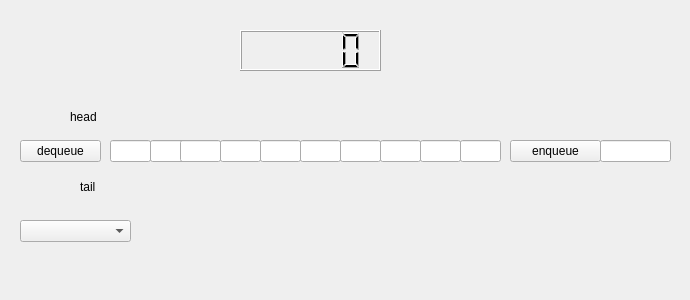
Qt form queuewindow.ui (selesdepselesnul/dss) before a commit.
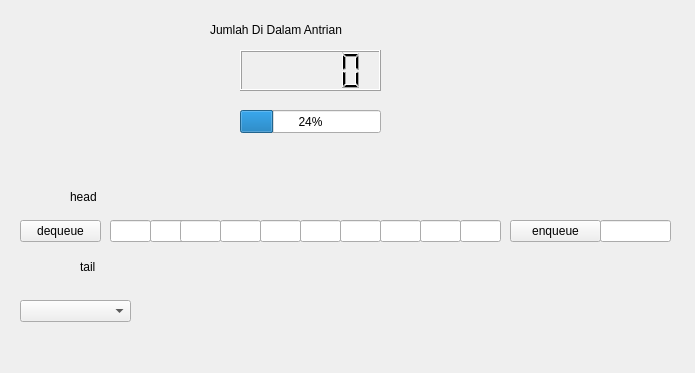
The same form after that commit.

```diff
--- a/queuewindow.ui
+++ b/queuewindow.ui
@@ -6,8 +6,8 @@
    <rect>
     <x>0</x>
     <y>0</y>
-    <width>690</width>
-    <height>300</height>
+    <width>695</width>
+    <height>373</height>
    </rect>
   </property>
   <property name="windowTitle">
@@ -17,7 +17,7 @@
    <property name="geometry">
     <rect>
      <x>20</x>
-     <y>140</y>
+     <y>220</y>
      <width>81</width>
      <height>22</height>
     </rect>
@@ -30,7 +30,7 @@
    <property name="geometry">
     <rect>
      <x>510</x>
-     <y>140</y>
+     <y>220</y>
      <width>91</width>
      <height>22</height>
     </rect>
@@ -43,7 +43,7 @@
    <property name="geometry">
     <rect>
      <x>110</x>
-     <y>140</y>
+     <y>220</y>
      <width>41</width>
      <height>22</height>
     </rect>
@@ -53,7 +53,7 @@
    <property name="geometry">
     <rect>
      <x>150</x>
-     <y>140</y>
+     <y>220</y>
      <width>41</width>
      <height>22</height>
     </rect>
@@ -63,7 +63,7 @@
    <property name="geometry">
     <rect>
      <x>180</x>
-     <y>140</y>
+     <y>220</y>
      <width>41</width>
      <height>22</height>
     </rect>
@@ -73,7 +73,7 @@
    <property name="geometry">
     <rect>
      <x>220</x>
-     <y>140</y>
+     <y>220</y>
      <width>41</width>
      <height>22</height>
     </rect>
@@ -83,7 +83,7 @@
    <property name="geometry">
     <rect>
      <x>260</x>
-     <y>140</y>
+     <y>220</y>
      <width>41</width>
      <height>22</height>
     </rect>
@@ -93,7 +93,7 @@
    <property name="geometry">
     <rect>
      <x>300</x>
-     <y>140</y>
+     <y>220</y>
      <width>41</width>
      <height>22</height>
     </rect>
@@ -103,7 +103,7 @@
    <property name="geometry">
     <rect>
      <x>340</x>
-     <y>140</y>
+     <y>220</y>
      <width>41</width>
      <height>22</height>
     </rect>
@@ -113,7 +113,7 @@
    <property name="geometry">
     <rect>
      <x>380</x>
-     <y>140</y>
+     <y>220</y>
      <width>41</width>
      <height>22</height>
     </rect>
@@ -123,7 +123,7 @@
    <property name="geometry">
     <rect>
      <x>420</x>
-     <y>140</y>
+     <y>220</y>
      <width>41</width>
      <height>22</height>
     </rect>
@@ -133,7 +133,7 @@
    <property name="geometry">
     <rect>
      <x>460</x>
-     <y>140</y>
+     <y>220</y>
      <width>41</width>
      <height>22</height>
     </rect>
@@ -143,7 +143,7 @@
    <property name="geometry">
     <rect>
      <x>20</x>
-     <y>220</y>
+     <y>300</y>
      <width>111</width>
      <height>22</height>
     </rect>
@@ -156,7 +156,7 @@
    <property name="geometry">
     <rect>
      <x>70</x>
-     <y>110</y>
+     <y>190</y>
      <width>59</width>
      <height>14</height>
     </rect>
@@ -169,7 +169,7 @@
    <property name="geometry">
     <rect>
      <x>80</x>
-     <y>180</y>
+     <y>260</y>
      <width>59</width>
      <height>14</height>
     </rect>
@@ -182,7 +182,7 @@
    <property name="geometry">
     <rect>
      <x>600</x>
-     <y>140</y>
+     <y>220</y>
      <width>71</width>
      <height>22</height>
     </rect>
@@ -192,12 +192,42 @@
    <property name="geometry">
     <rect>
      <x>240</x>
-     <y>30</y>
+     <y>50</y>
      <width>141</width>
      <height>41</height>
     </rect>
    </property>
   </widget>
+  <widget class="QProgressBar" name="queueProgressBar">
+   <property name="geometry">
+    <rect>
+     <x>240</x>
+     <y>110</y>
+     <width>141</width>
+     <height>23</height>
+    </rect>
+   </property>
+   <property name="value">
+    <number>24</number>
+   </property>
+  </widget>
+  <widget class="QLabel" name="label">
+   <property name="geometry">
+    <rect>
+     <x>210</x>
+     <y>20</y>
+     <width>221</width>
+     <height>20</height>
+    </rect>
+   </property>
+   <property name="styleSheet">
+    <string notr="true">font: 10pt &quot;Liberation Serif&quot;;
+font: 16pt &quot;Nimbus Roman No9 L&quot;;</string>
+   </property>
+   <property name="text">
+    <string>Jumlah Di Dalam Antrian</string>
+   </property>
+  </widget>
  </widget>
  <resources/>
  <connections/>
```
Left out of the diff: 2 changed lines with no effect on the pictures.
